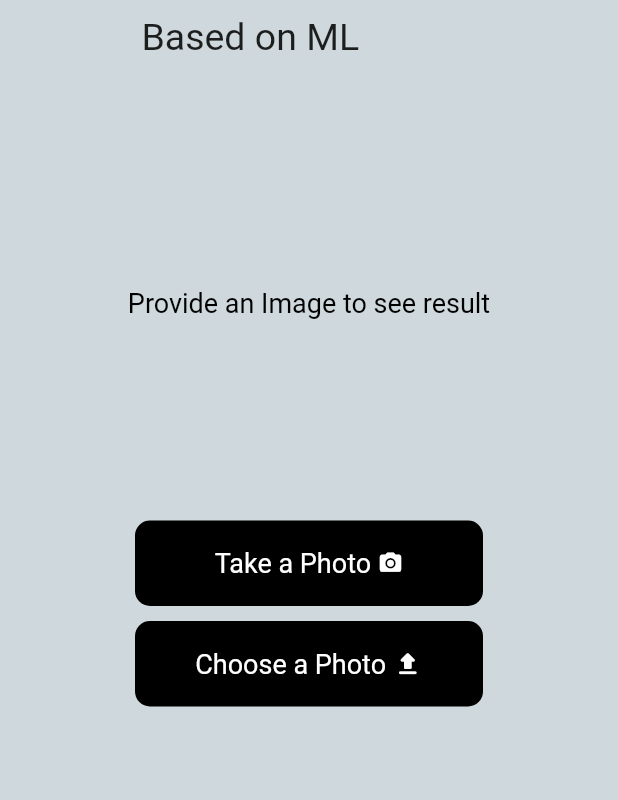
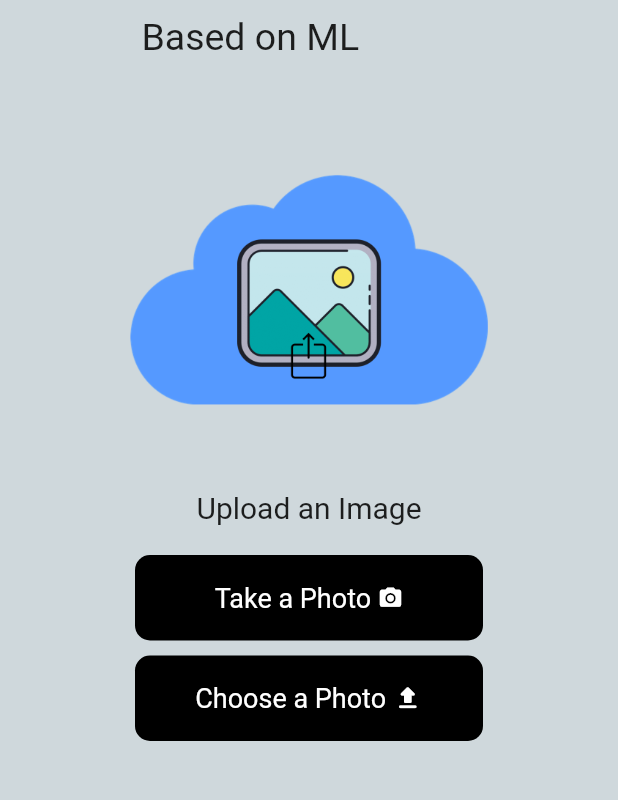
Before and after one commit to khantanveer7/ML_Flutter_Project, a Flutter app: the screen it shows after launch, on a phone screen of 412 x 824 dp, the part 195-995 px from its top. Run offline on Flutter 3.47's test engine with Material 2 defaults, Android fonts, the phone set to English and light mode, and no system bars; our stand-ins replace image_picker; missing offline and left inert: tflite.

Commit message:
image added

```diff
--- a/lib/home.dart
+++ b/lib/home.dart
@@ -88,13 +88,12 @@ class _HomeState extends State<Home> {
                             Container(
                               height: 250,
                               alignment: Alignment.center,
-                              child: const Text(
-                                // ignore: prefer_double_quotes
-                                'Provide an Image to see result',
-                                style: TextStyle(
-                                  fontSize: 18,
-                                  color: Colors.black,
-                                ),
+                              child: Image.asset('assets/upload.png'),
+                            ),
+                            Text(
+                              "Upload an Image",
+                              style: TextStyle(
+                                fontSize: 20,
                               ),
                             ),
                           ],
```
Also changed, not shown: assets/upload.png (added).
